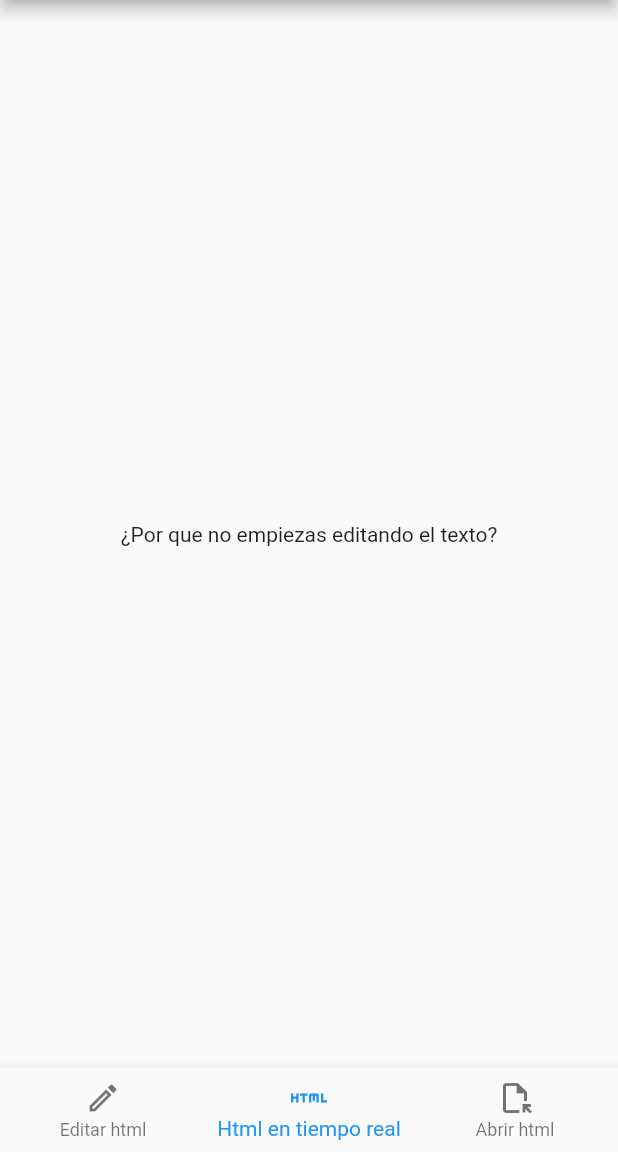
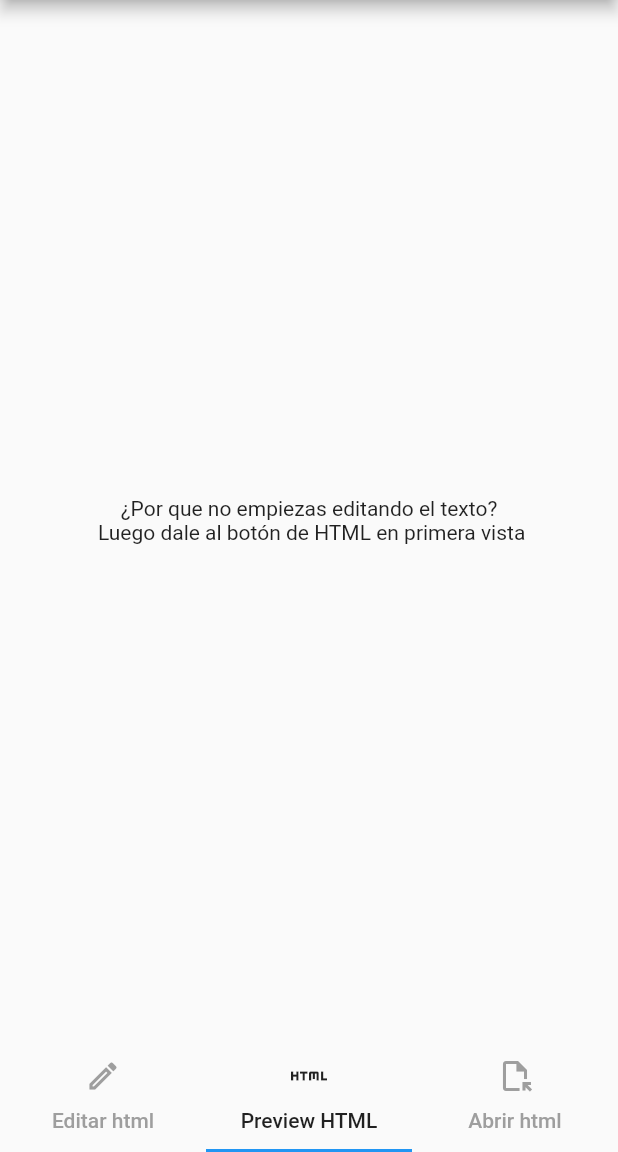
Before and after one commit to DonWirson/mvp-editor-html, a Flutter app: the screen it shows after launch, item 2 of the bottom bar chosen, on a phone screen of 412 x 824 dp, the part 84-1236 px from its top. Run offline on Flutter 3.47's test engine with Material 2 defaults, Android fonts, the phone set to English and light mode, and no system bars; our stand-ins replace bloc, flutter_bloc, flutter_html; missing offline and left inert: html_editor_enhanced, open_file_plus.

Commit message:
Correcciones barra de navegacion versión web
-Cambia bottomNavigationBar por TabBar. -Arregla cambio de vista en web. -Fixes menores vista de archivos HTML

```diff
--- a/lib/screens/html_page/html_edit.dart
+++ b/lib/screens/html_page/html_edit.dart
@@ -4,6 +4,7 @@ import 'package:html_editor_enhanced/html_editor.dart';
 import 'package:flutter/foundation.dart' show kIsWeb;
 import 'package:prueba_html/bloc/html_page/bloc/html_page_bloc.dart';
 import 'package:prueba_html/widgets/custom_elevated_button.dart';
+// import 'dart:html' as html;
 
 class HtmlEdit extends StatefulWidget {
   const HtmlEdit({super.key});
@@ -45,7 +46,9 @@ class _HtmlEditState extends State<HtmlEdit> {
       builder: (context, state) {
         if (state is HtmlPageSavedInProgress) {
           //Muestra un indicador de carga mientras se guarda el archivo
-          return const Center(child: CircularProgressIndicator());
+          return const Center(
+            child: CircularProgressIndicator(),
+          );
         }
         return SingleChildScrollView(
           child: Column(
--- a/lib/screens/html_page/html_load.dart
+++ b/lib/screens/html_page/html_load.dart
@@ -1,5 +1,6 @@
 import 'dart:io';
 
+import 'package:flutter/foundation.dart';
 import 'package:flutter/material.dart';
 import 'package:flutter_bloc/flutter_bloc.dart';
 import 'package:open_file_plus/open_file_plus.dart';
@@ -19,7 +20,7 @@ class _HtmlLoadState extends State<HtmlLoad> {
   void initState() {
     super.initState();
     //Gatilla evento que va a buscar paginas Html Guardadas de forma local
-    if (Platform.isAndroid) {
+    if (!kIsWeb) {
       BlocProvider.of<HtmlPageBloc>(context).add(LoadedHtmlFiles());
     }
   }
@@ -29,13 +30,15 @@ class _HtmlLoadState extends State<HtmlLoad> {
     return BlocListener<HtmlPageBloc, HtmlPageState>(
       listener: (context, state) {
         if (state is LoadedPageSavedSuccessfully) {
-          //Limpia lista de Archivos Html, esto para evitar la duplicación.
-          archivosHtml.clear();
-          archivosHtml = state.htmlPagesSaved;
-          setState(() {});
+          if (!kIsWeb) {
+            //Limpia lista de Archivos Html, esto para evitar la duplicación.
+            archivosHtml.clear();
+            archivosHtml = state.htmlPagesSaved;
+            setState(() {});
+          }
         }
       },
-      child: archivosHtml.isEmpty
+      child: archivosHtml.isEmpty || !kIsWeb
           ? const Center(
               child: Text(
                   "Empieza guardando archivos HTML, aparecerán acá, solo para la versión movil"),
--- a/lib/screens/html_page/html_preview.dart
+++ b/lib/screens/html_page/html_preview.dart
@@ -24,7 +24,10 @@ class HtmlPreview extends StatelessWidget {
           return Html(data: state.htmlContent);
         }
         return const Center(
-          child: Text("¿Por que no empiezas editando el texto?"),
+          child: Text(
+            "¿Por que no empiezas editando el texto? \n Luego dale al botón de HTML en primera vista",
+            textAlign: TextAlign.center,
+          ),
         );
       },
     );
--- a/lib/screens/landing/landing.dart
+++ b/lib/screens/landing/landing.dart
@@ -10,31 +10,44 @@ class LandingPage extends StatefulWidget {
   State<LandingPage> createState() => _LandingPageState();
 }
 
-class _LandingPageState extends State<LandingPage> {
+class _LandingPageState extends State<LandingPage>
+    with SingleTickerProviderStateMixin {
   final pageController = PageController();
+  late TabController _tabController;
   int selectedIndex = 0;
+
+  @override
+  void initState() {
+    super.initState();
+    _tabController = TabController(vsync: this, length: 3);
+  }
+
   @override
   Widget build(BuildContext context) {
     return Scaffold(
-      bottomNavigationBar: BottomNavigationBar(
-        items: const [
-          BottomNavigationBarItem(
-            label: "Editar html",
+      bottomNavigationBar: TabBar(
+        controller: _tabController,
+        labelColor: Colors.black87,
+        unselectedLabelColor: Colors.grey,
+        dividerColor: Colors.black,
+        tabs: const [
+          Tab(
+            text: "Editar html",
             icon: Icon(Icons.edit_outlined),
           ),
-          BottomNavigationBarItem(
-            label: "Html en tiempo real",
+          Tab(
+            text: "Preview HTML",
             icon: Icon(Icons.html_outlined),
           ),
-          BottomNavigationBarItem(
-            label: "Abrir html",
+          Tab(
+            text: "Abrir html",
             icon: Icon(Icons.file_open_outlined),
           ),
         ],
-        currentIndex: selectedIndex,
-        onTap: (value) => setState(() {
+        onTap: (value) {
           selectedIndex = value;
-        }),
+          setState(() {});
+        },
       ),
       appBar: AppBar(
         title: const Text("Módulo de prueba Html"),
```
Also changed, not shown: 1 other file.
